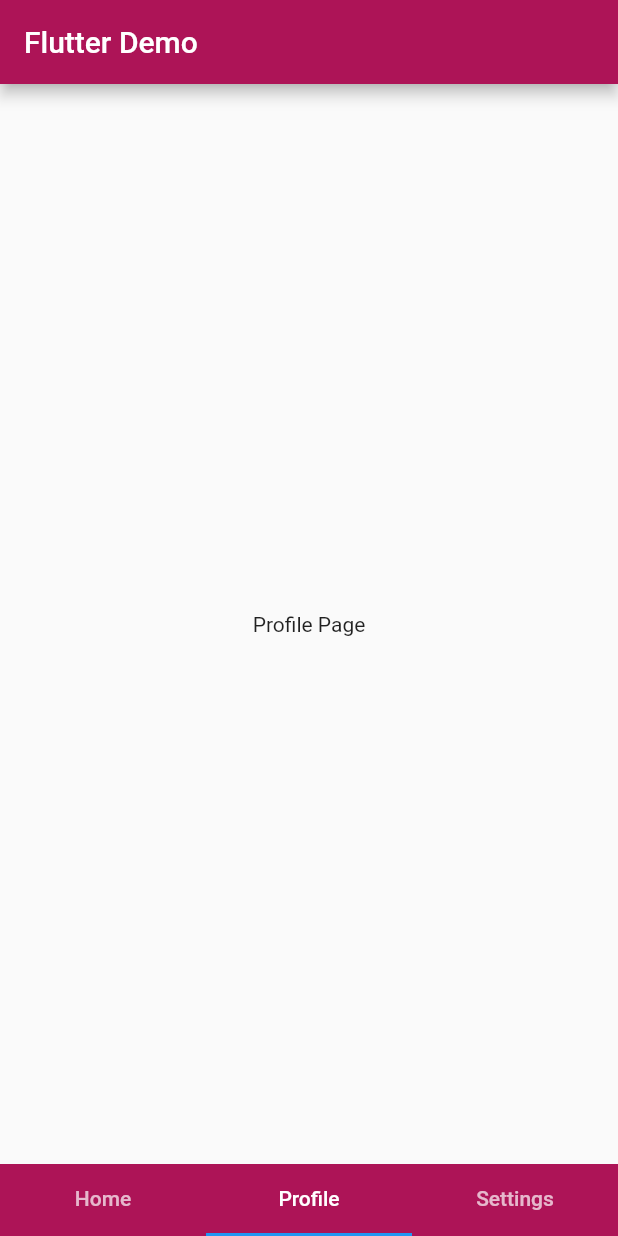
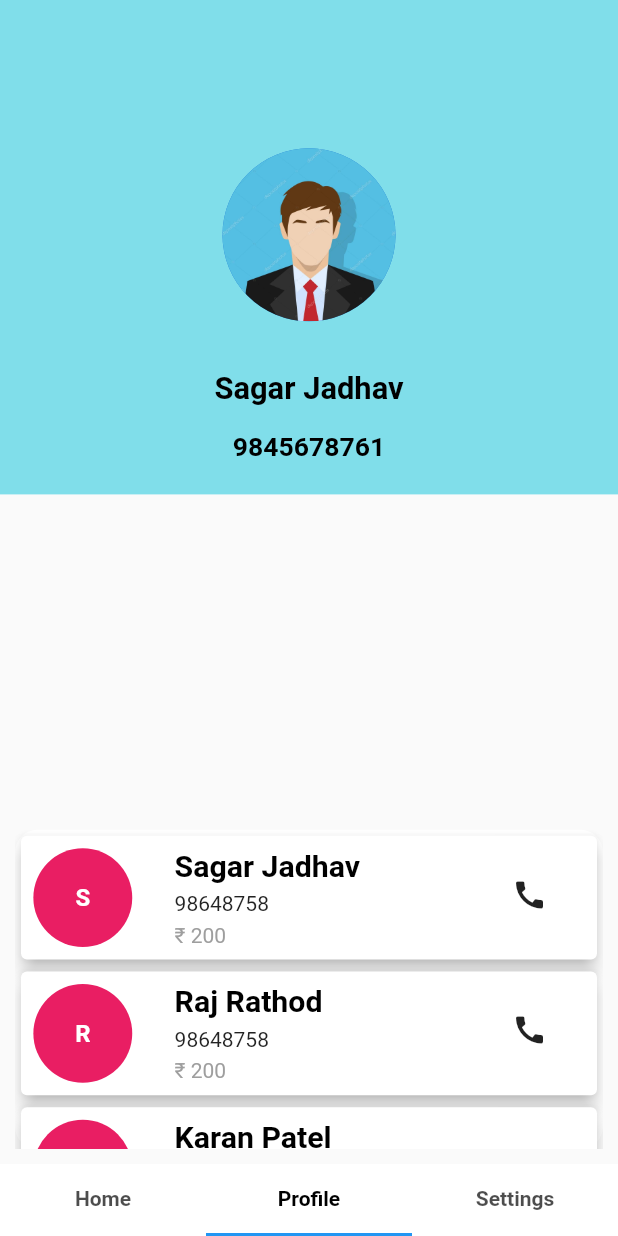
Before and after one commit to sidkhore1002/Quick-serve, a Flutter app: the screen it shows after launch, item 2 of the bottom bar chosen, on a phone screen of 412 x 824 dp. Run offline on Flutter 3.47's test engine with Material 2 defaults, Android fonts, the phone set to English and light mode, and no system bars.

Commit message:
add profile page UI

```diff
--- a/lib/view/Home_Page.dart
+++ b/lib/view/Home_Page.dart
@@ -34,12 +34,14 @@ class _HomePageState extends State<HomePage> {
     var mediaQuery = MediaQuery.of(context).size;
     return Scaffold(
         body: Padding(
-      padding: const EdgeInsets.all(8.0),
+      padding: EdgeInsets.only(top: mediaQuery.height * 0.04),
       child: Container(
         child: Column(
           crossAxisAlignment: CrossAxisAlignment.end,
           children: [
-            Container(
+            Padding(
+              padding: const EdgeInsets.all(8.0),
+              child: Container(
                 padding: const EdgeInsets.only(left: 10.0, right: 10.0),
                 decoration: BoxDecoration(
                   borderRadius: BorderRadius.circular(12),
@@ -68,7 +70,7 @@ class _HomePageState extends State<HomePage> {
                       }),
                 ),
               ),
-            SizedBox(height: 10),
+            ),
             Expanded(
                 child: Container(
                     child:
--- a/lib/view/Profile_Page.dart
+++ b/lib/view/Profile_Page.dart
@@ -1,4 +1,5 @@
 import 'package:flutter/material.dart';
+import 'package:flutter_demo_project/widgets/profile-listview.dart';
 
 class ProfilePage extends StatefulWidget {
   const ProfilePage({Key? key}) : super(key: key);
@@ -8,13 +9,86 @@ class ProfilePage extends StatefulWidget {
 }
 
 class _ProfilePageState extends State<ProfilePage> {
-  String dropdownvalue = 'Electrician';
+  List myservices = [
+    {"name": "Sagar Jadhav", "phone": "98648758", "charges": "200"},
+    {"name": "Raj Rathod", "phone": "98648758", "charges": "200"},
+    {"name": "Karan Patel", "phone": "98648758", "charges": "500"},
+    {"name": "Sham Joshi", "phone": "986543323", "charges": "200"},
+    {"name": "Rakesh Patil", "phone": "98648758", "charges": "300"},
+    {"name": "Shubham Jadhav", "phone": "98648758", "charges": "200"},
+    {"name": "Pratik Thete", "phone": "98648758", "charges": "400"},
+    {"name": "Kunal Jadhav", "phone": "98648758", "charges": "200"},
+    {"name": "Ritik Jadhav", "phone": "98648758", "charges": "200"},
+  ];
+
   @override
   Widget build(BuildContext context) {
+    var mediaQuery = MediaQuery.of(context).size;
     return Container(
-      child: Center(
-        child: Text("Profile Page"),
-      ),
-    );
+        child: Stack(
+      children: [
+        Container(
+          child: Column(
+            crossAxisAlignment: CrossAxisAlignment.center,
+            children: [
+              Padding(
+                padding: EdgeInsets.only(top: mediaQuery.height * 0.12),
+                child: CircleAvatar(
+                  backgroundImage: AssetImage('assets/images/profile.jpg'),
+                  radius: mediaQuery.width * 0.14,
+                ),
+              ),
+              Padding(
+                padding: EdgeInsets.only(top: mediaQuery.height * 0.04),
+                child: Text(
+                  "Sagar Jadhav",
+                  style: TextStyle(
+                      color: Colors.black,
+                      fontSize: mediaQuery.width * 0.050,
+                      fontWeight: FontWeight.bold),
+                ),
+              ),
+              Padding(
+                padding: EdgeInsets.only(top: mediaQuery.height * 0.02),
+                child: Text(
+                  "9845678761",
+                  style: TextStyle(
+                    color: Colors.black,
+                    fontSize: mediaQuery.width * 0.043,
+                    fontWeight: FontWeight.bold,
+                  ),
+                ),
+              ),
+            ],
+          ),
+          height: mediaQuery.height * 0.40,
+          width: mediaQuery.width * 09,
+          color: Colors.cyan[200],
+        ),
+        DraggableScrollableSheet(
+            initialChildSize: 0.3,
+            minChildSize: 0.3,
+            maxChildSize: 0.68,
+            builder: (BuildContext context, scrollerController) {
+              return Padding(
+                padding: EdgeInsets.all(10.0),
+                child: Container(
+                  child: ListView.builder(
+                      shrinkWrap: true,
+                      itemCount: myservices.length,
+                      controller: scrollerController,
+                      itemBuilder: (BuildContext context, int index) {
+                        return Container(
+                          child: ProfileListview(myservices, index),
+                        );
+                      }),
+                  decoration: BoxDecoration(
+                      color: Colors.white,
+                      borderRadius: BorderRadius.circular(15)),
+                ),
+              );
+            })
+      ],
+    ));
   }
 }
--- a/lib/view/tabs.dart
+++ b/lib/view/tabs.dart
@@ -27,16 +27,15 @@ class _TabScreenState extends State<TabScreen>
   @override
   Widget build(BuildContext context) {
     return Scaffold(
-      appBar: AppBar(
-        title: Text("Flutter Demo"),
-      ),
       body: TabBarView(
         children: [HomePage(), ProfilePage(), SettingsPage()],
         controller: controller,
       ),
       bottomNavigationBar: Material(
-        color: Colors.pink[800],
+        color: Colors.white,
         child: TabBar(
+          labelColor: Colors.black,
+          labelStyle: TextStyle(fontSize: 14, fontWeight: FontWeight.bold),
           tabs: <Widget>[
             Tab(text: "Home"),
             Tab(text: "Profile"),
--- /dev/null
+++ b/lib/widgets/profile-listview.dart
@@ -0,0 +1,100 @@
+import 'dart:math';
+
+import 'package:flutter/material.dart';
+import 'package:url_launcher/url_launcher.dart';
+
+class ProfileListview extends StatelessWidget {
+  late int index;
+  late List myservices;
+
+  ProfileListview(this.myservices, this.index);
+
+  void customLaunch(command) async {
+    if (await canLaunch(command)) {
+      await launch(command);
+    } else {
+      print(' could not launch $command');
+    }
+  }
+
+  final List<Color> circleColors = [
+    Colors.red,
+    Colors.blue,
+    Colors.green,
+    Colors.amber,
+    Colors.pink,
+    Colors.purple
+  ];
+
+  Color randomGenerator() {
+    return circleColors[new Random().nextInt(circleColors.length)];
+  }
+
+  @override
+  Widget build(BuildContext context) {
+    var mediaQuery = MediaQuery.of(context).size;
+    return Container(
+      child: Card(
+          elevation: 5.0,
+          child: Container(
+            width: mediaQuery.width,
+            padding: EdgeInsets.only(
+                top: mediaQuery.width * 0.01, bottom: mediaQuery.width * 0.02),
+            child: Row(
+              mainAxisAlignment: MainAxisAlignment.spaceBetween,
+              children: [
+                Padding(
+                  padding: EdgeInsets.only(top: mediaQuery.width * 0.01),
+                  child: Row(
+                    children: [
+                      Container(
+                        width: mediaQuery.width * 0.20,
+                        height: mediaQuery.height * 0.08,
+                        child: CircleAvatar(
+                          backgroundColor: randomGenerator(),
+                          child: Text(
+                            myservices[index]['name'][0],
+                            style: TextStyle(
+                                color: Colors.white,
+                                fontWeight: FontWeight.bold),
+                          ),
+                        ),
+                      ),
+                      SizedBox(width: 20.0),
+                      Column(
+                        crossAxisAlignment: CrossAxisAlignment.start,
+                        children: [
+                          Text(
+                            myservices[index]['name'],
+                            style: TextStyle(
+                                color: Colors.black,
+                                fontSize: mediaQuery.width * 0.049,
+                                fontWeight: FontWeight.bold),
+                          ),
+                          SizedBox(height: 5),
+                          Text(myservices[index]['phone']),
+                          SizedBox(height: 5),
+                          Text(
+                            '\u{20B9} ${myservices[index]['charges']}',
+                            style: TextStyle(color: Colors.grey),
+                          )
+                        ],
+                      )
+                    ],
+                  ),
+                ),
+                GestureDetector(
+                  child: Container(
+                      alignment: Alignment.center,
+                      padding: EdgeInsets.only(right: mediaQuery.width * 0.08),
+                      child: Icon(Icons.call)),
+                  onTap: () {
+                    customLaunch('tel:${myservices[index]["phone"]}');
+                  },
+                )
+              ],
+            ),
+          )),
+    );
+  }
+}
--- a/pubspec.yaml
+++ b/pubspec.yaml
@@ -39,6 +39,8 @@ dev_dependencies:
 
 # The following section is specific to Flutter.
 flutter:
+  assets:
+    - assets/images/
 
   # The following line ensures that the Material Icons font is
   # included with your application, so that you can use the icons in
```
Also changed, not shown: assets/images/profile.jpg (added). Lines whose indentation alone changed are shown as unchanged.
